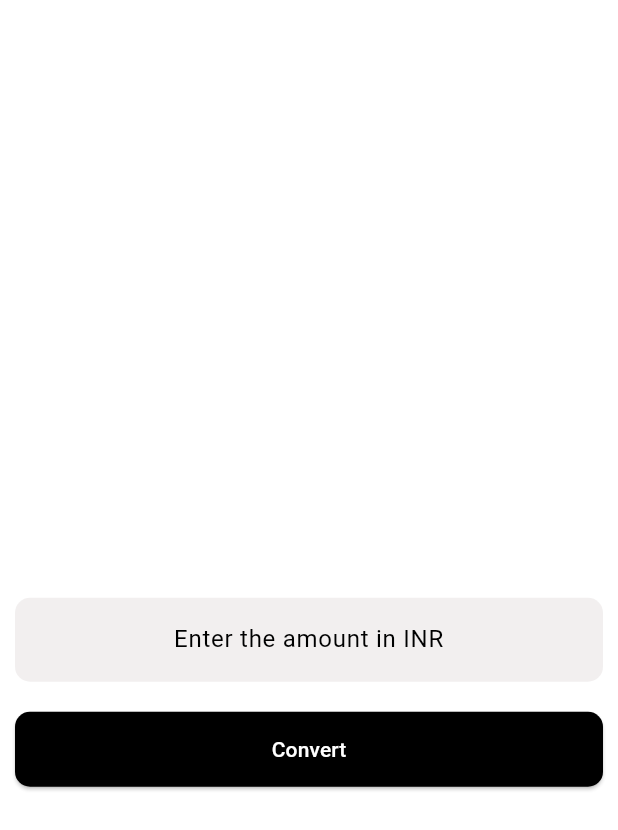
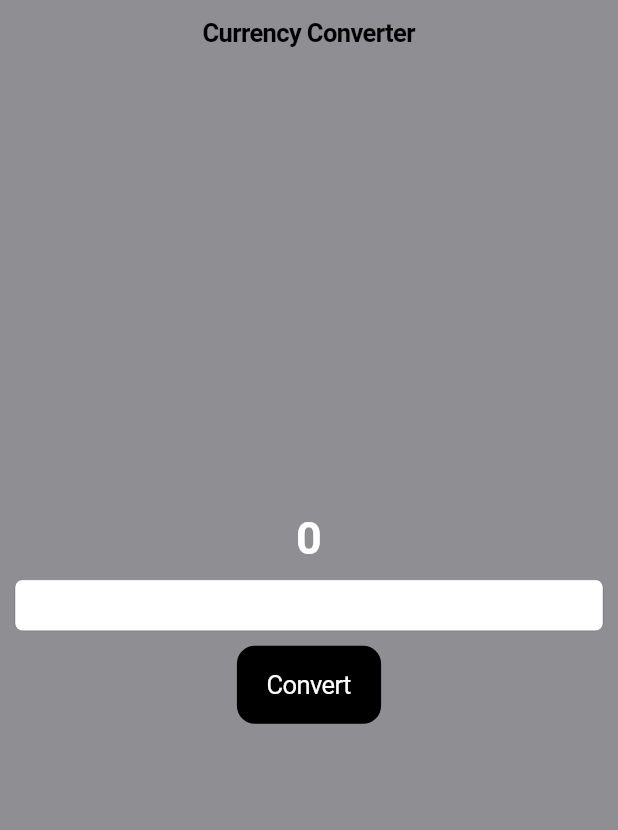
Before and after one commit to AbiyaLS/Simple_currency_converter, a Flutter app: the screen it shows after launch, on a phone screen of 412 x 824 dp. Shown: the top 830 px of the screen. Run offline on Flutter 3.47's test engine with Material 3 defaults, Android fonts, the phone set to English and light mode, and no system bars.

Commit message:
Cupertino Style

```diff
--- /dev/null
+++ b/lib/cupertino_homepage.dart
@@ -0,0 +1,69 @@
+import 'package:flutter/cupertino.dart';
+
+class CupertinoHomepage extends StatefulWidget {
+  const CupertinoHomepage({super.key});
+
+  @override
+  State<CupertinoHomepage> createState() => _CupertinoHomepageState();
+}
+
+class _CupertinoHomepageState extends State<CupertinoHomepage> {
+    double result = 0;
+  TextEditingController amountController = TextEditingController();
+
+  void convert() {
+    setState(() {
+      result = double.parse(amountController.text) * 85;
+    });
+  }
+
+  @override
+  Widget build(BuildContext context) {
+    return CupertinoPageScaffold(
+      backgroundColor: CupertinoColors.systemGrey,
+      navigationBar: CupertinoNavigationBar(
+        backgroundColor: CupertinoColors.transparent,
+        middle: Text(
+          "Currency Converter",
+          style: TextStyle(color: CupertinoColors.black, fontWeight: FontWeight.bold),
+        ),
+      ),
+      child: Column(
+        mainAxisAlignment: MainAxisAlignment.center,
+        children: [
+          Center(
+              child: Text(
+           result % 1 ==0 ?result.toInt().toString() : result.toString(),
+            style: TextStyle(
+                fontSize: 30, color: CupertinoColors.white, fontWeight: FontWeight.bold),
+          )),
+          // --------------------------------------TextFIELD----------------------------------
+          Padding(
+            padding: const EdgeInsets.all(10.0),
+            child: CupertinoTextField(
+              controller: amountController,
+
+              style: const TextStyle(color: CupertinoColors.black),
+              keyboardType: TextInputType.phone,
+              textAlign: TextAlign.center,
+            ),
+          ),
+          // ----------------------------------------BUTTON----------------------------------
+          Padding(
+            padding: const EdgeInsets.symmetric(horizontal: 40.0),
+            child: CupertinoButton(
+                onPressed: () {
+                  convert();
+                },
+               color: CupertinoColors.black,
+               sizeStyle: CupertinoButtonSize.large,
+                child: Text(
+                  "Convert",
+                  style: TextStyle(color: CupertinoColors.white),
+                )),
+          )
+        ],
+      ),
+    );
+  }
+}
--- a/lib/home_page.dart
+++ b/lib/home_page.dart
@@ -1,7 +1,6 @@
 import 'package:flutter/material.dart';
 
 class HomePage extends StatefulWidget {
-
   const HomePage({super.key});
 
   @override
@@ -9,12 +8,18 @@ class HomePage extends StatefulWidget {
 }
 
 class _HomePageState extends State<HomePage> {
-   double result = 0;
-    TextEditingController amountController = TextEditingController();
+  double result = 0;
+  TextEditingController amountController = TextEditingController();
+
+  void convert() {
+    setState(() {
+      result = double.parse(amountController.text) * 85;
+    });
+  }
+
   @override
   Widget build(BuildContext context) {
     print("rebuild method running");
-
 
     return Scaffold(
       backgroundColor: Colors.white54,
@@ -32,11 +37,11 @@ class _HomePageState extends State<HomePage> {
         children: [
           Center(
               child: Text(
-            result.toString(),
+           result % 1 ==0 ?result.toInt().toString() : result.toString(),
             style: TextStyle(
                 fontSize: 30, color: Colors.white, fontWeight: FontWeight.bold),
           )),
-          // ----------------------------------------TEXT FIELD----------------------------------
+          // --------------------------------------FIELD----------------------------------
           Padding(
             padding: const EdgeInsets.all(10.0),
             child: TextField(
@@ -65,11 +70,7 @@ class _HomePageState extends State<HomePage> {
             padding: const EdgeInsets.all(10.0),
             child: ElevatedButton(
                 onPressed: () {
-                  setState(() {
-                    result = double.parse(amountController.text) * 85;
-                  });
-                  // result = double.parse(amountController.text) * 85;
-                  // print(result);
+                  convert();
                 },
                 style: ElevatedButton.styleFrom(
                   backgroundColor: Colors.black,
--- a/lib/main.dart
+++ b/lib/main.dart
@@ -1,8 +1,10 @@
+import 'package:currency_converter/cupertino_homepage.dart';
 import 'package:currency_converter/home_page.dart';
 import 'package:flutter/material.dart';
+import 'package:flutter/cupertino.dart';
 
 void main() {
-  runApp(const MyApp());
+  runApp(const MyCupertinoApp());
 }
 
 class MyApp extends StatelessWidget {
@@ -16,3 +18,15 @@ class MyApp extends StatelessWidget {
     );
   }
 }
+
+class MyCupertinoApp extends StatelessWidget {
+  const MyCupertinoApp({super.key});
+
+  @override
+  Widget build(BuildContext context) {
+    return const CupertinoApp(
+      debugShowCheckedModeBanner: false,
+      home: CupertinoHomepage(),
+    );
+  }
+}
```
